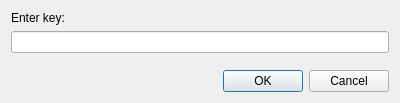
This is InputKeyDialog.ui in sergrt/FileProtect as Qt 5 draws it before an edit. The edited form follows.
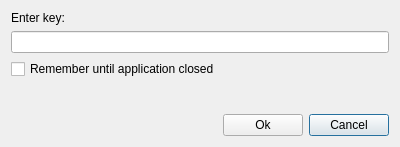
This is the edited form.

Commit message: Added option to remember keyboard password for session

```diff
--- a/InputKeyDialog.ui
+++ b/InputKeyDialog.ui
@@ -7,34 +7,14 @@
     <x>0</x>
     <y>0</y>
     <width>400</width>
-    <height>103</height>
+    <height>147</height>
    </rect>
   </property>
   <property name="windowTitle">
    <string>Key input</string>
   </property>
   <layout class="QGridLayout" name="gridLayout">
-   <item row="0" column="0">
-    <widget class="QLabel" name="label">
-     <property name="text">
-      <string>Enter key:</string>
-     </property>
-    </widget>
-   </item>
-   <item row="1" column="0">
-    <widget class="QLineEdit" name="leKey"/>
-   </item>
-   <item row="3" column="0">
-    <widget class="QDialogButtonBox" name="buttonBox">
-     <property name="orientation">
-      <enum>Qt::Horizontal</enum>
-     </property>
-     <property name="standardButtons">
-      <set>QDialogButtonBox::Cancel|QDialogButtonBox::Ok</set>
-     </property>
-    </widget>
-   </item>
-   <item row="2" column="0">
+   <item row="3" column="0" colspan="3">
     <spacer name="verticalSpacer">
      <property name="orientation">
       <enum>Qt::Vertical</enum>
@@ -47,6 +27,50 @@
      </property>
     </spacer>
    </item>
+   <item row="4" column="2">
+    <widget class="QPushButton" name="bnCancel">
+     <property name="text">
+      <string>Cancel</string>
+     </property>
+    </widget>
+   </item>
+   <item row="0" column="0" colspan="3">
+    <widget class="QLabel" name="label">
+     <property name="text">
+      <string>Enter key:</string>
+     </property>
+    </widget>
+   </item>
+   <item row="4" column="0">
+    <spacer name="horizontalSpacer">
+     <property name="orientation">
+      <enum>Qt::Horizontal</enum>
+     </property>
+     <property name="sizeHint" stdset="0">
+      <size>
+       <width>40</width>
+       <height>20</height>
+      </size>
+     </property>
+    </spacer>
+   </item>
+   <item row="2" column="0" colspan="3">
+    <widget class="QCheckBox" name="cbRemember">
+     <property name="text">
+      <string>Remember until application closed</string>
+     </property>
+    </widget>
+   </item>
+   <item row="1" column="0" colspan="3">
+    <widget class="QLineEdit" name="leKey"/>
+   </item>
+   <item row="4" column="1">
+    <widget class="QPushButton" name="bnOk">
+     <property name="text">
+      <string>Ok</string>
+     </property>
+    </widget>
+   </item>
   </layout>
  </widget>
  <resources/>
```
Left out of the diff: 35 changed lines with no effect on the pictures. The commit also changes 4 other files.
